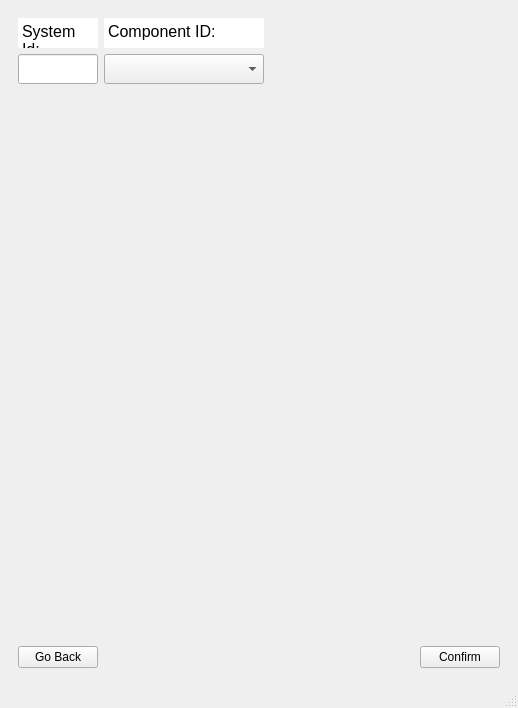
Before: the Qt Designer form kgroundcontrol.ui in YevheniiKovryzhenko/KGroundControl, drawn with Qt 5.
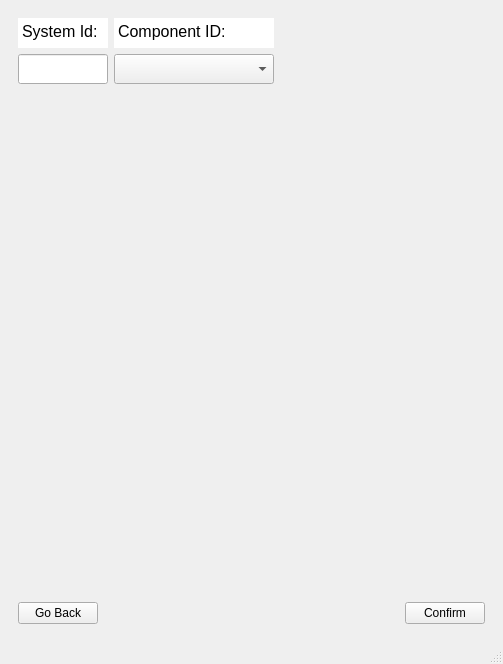
After: the same form once the commit is applied. The open tabs and pages were chosen to show the change.

```diff
--- a/kgroundcontrol.ui
+++ b/kgroundcontrol.ui
@@ -6,8 +6,8 @@
    <rect>
     <x>0</x>
     <y>0</y>
-    <width>518</width>
-    <height>708</height>
+    <width>503</width>
+    <height>664</height>
    </rect>
   </property>
   <property name="sizePolicy">
@@ -1744,7 +1744,7 @@
               </property>
               <property name="minimumSize">
                <size>
-                <width>80</width>
+                <width>90</width>
                 <height>30</height>
                </size>
               </property>
@@ -1815,7 +1815,7 @@
               </property>
               <property name="minimumSize">
                <size>
-                <width>80</width>
+                <width>90</width>
                 <height>30</height>
                </size>
               </property>
```
Left out of the diff: 4 changed lines with no effect on the pictures.
